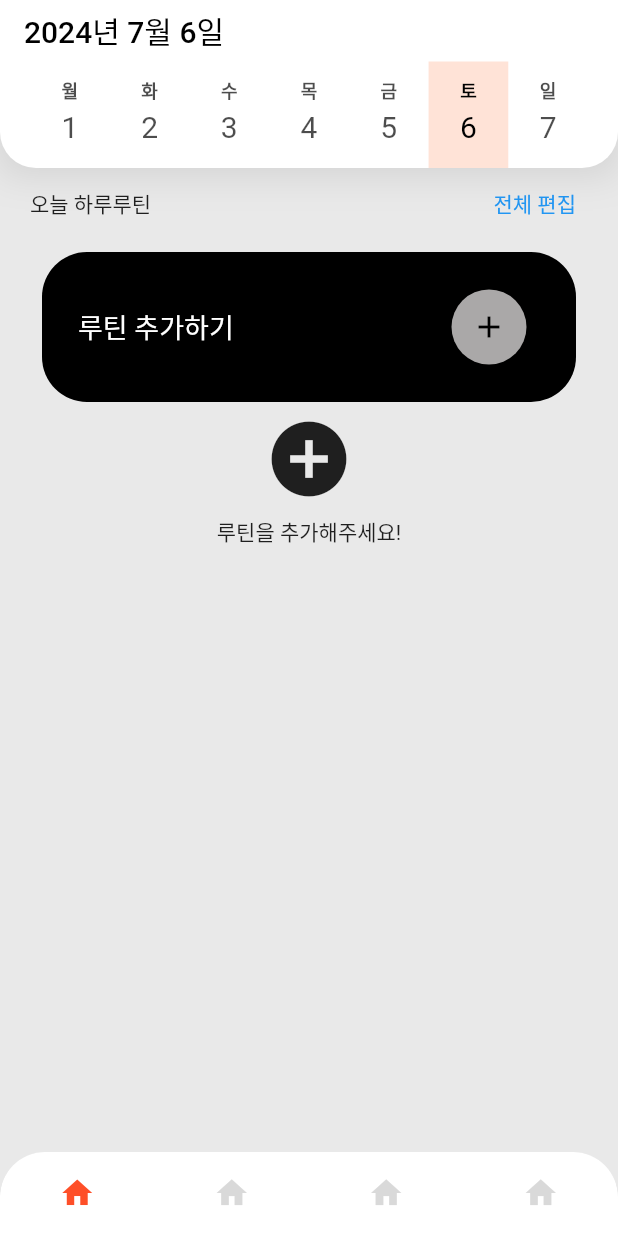
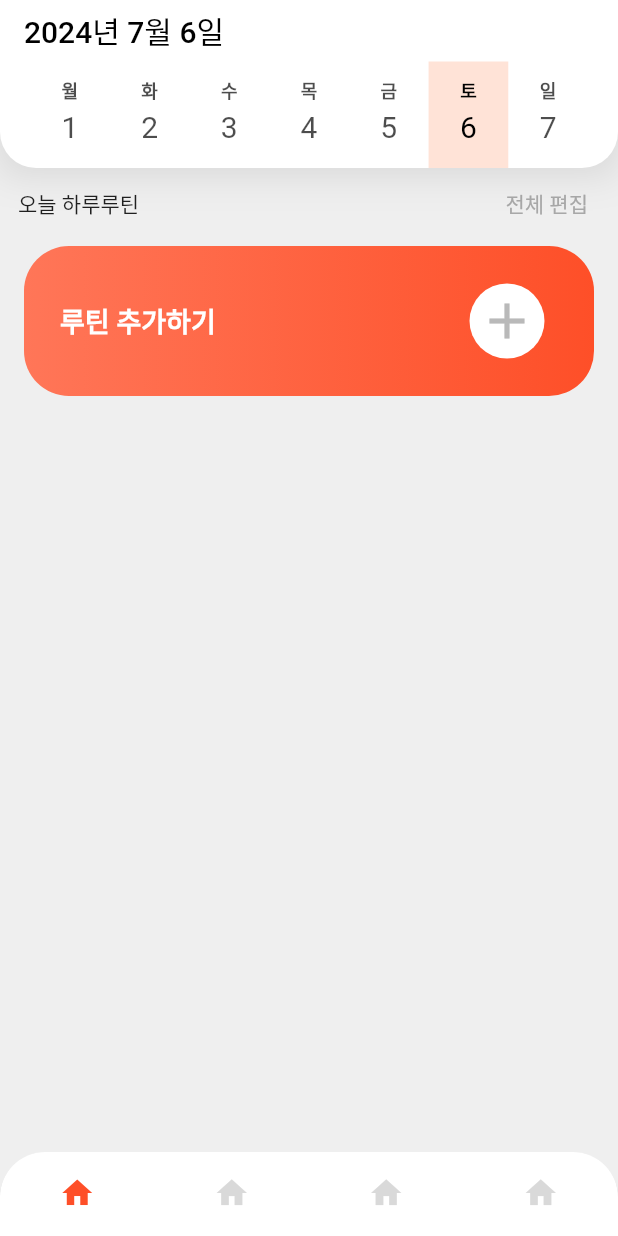
Before and after one commit to formart12/hatin-project, a Flutter app: the screen it shows after launch, on a phone screen of 412 x 824 dp. Run offline on Flutter 3.47's test engine with Material 3 defaults, Android fonts, the phone set to English and light mode, and no system bars.

Commit message:
루틴 뷰 루틴 추가 버튼 UI 완성

```diff
--- a/lib/main.dart
+++ b/lib/main.dart
@@ -21,7 +21,7 @@ class MyApp extends StatelessWidget {
             useMaterial3: false,
             highlightColor: Colors.transparent,
             splashColor: Colors.transparent,
-            scaffoldBackgroundColor: const Color(0xffe9e9e9),
+            scaffoldBackgroundColor: const Color(0xffefefef),
             appBarTheme: const AppBarTheme(
                 backgroundColor: Colors.white, foregroundColor: Colors.black),
             bottomNavigationBarTheme: const BottomNavigationBarThemeData(
--- a/lib/src/ui/routine/routine_view.dart
+++ b/lib/src/ui/routine/routine_view.dart
@@ -11,61 +11,38 @@ class _RoutineViewState extends State<RoutineView> {
   @override
   Widget build(BuildContext context) {
     return SingleChildScrollView(
-      child: Padding(
-        padding: const EdgeInsets.symmetric(horizontal: 20),
       child: Column(children: [
-          Row(
-            mainAxisAlignment: MainAxisAlignment.spaceBetween,
-            children: [
-              _todaylist(),
-              _listedit(),
-            ],
-          ),
-          _body(),
-          _checkroutine(),
+        _header(),
+        _addRoutin(),
       ]),
-      ),
     );
   }
 
-  Widget _todaylist() {
-    // 오늘 할 일
-    return const Text("오늘 하루루틴");
-  }
-
-  Widget _listedit() {
-    // 전체 편집 부분
-    return TextButton(
+  Widget _header() => Padding(
+        padding: const EdgeInsets.symmetric(horizontal: 12.0),
+        child: Row(
+          mainAxisAlignment: MainAxisAlignment.spaceBetween,
+          children: [
+            const Text("오늘 하루루틴"),
+            TextButton(
               onPressed: () {},
-      child: const Text("전체 편집"),
-    );
-  }
-
-  Widget _checkroutine() {
-    // 빈 화면을 채울 위젯
-    return const Column(
-      mainAxisAlignment: MainAxisAlignment.center,
-      children: [
-        Icon(
-          Icons.add_circle,
-          size: 60,
+              child: const Text(
+                "전체 편집",
+                style: TextStyle(color: Color(0xffa8a8a8)),
               ),
-        Padding(
-          padding: EdgeInsets.all(8.0),
-          child: Text("루틴을 추가해주세요!"),
             )
           ],
+        ),
       );
-  }
 
-  Widget _body() => Center(
-        child: Padding(
-          padding: const EdgeInsets.all(8.0),
+  Widget _addRoutin() => Padding(
+        padding: const EdgeInsets.symmetric(horizontal: 16.0, vertical: 4.0),
         child: Container(
           width: double.infinity,
           height: 100,
           decoration: BoxDecoration(
-              color: Colors.black,
+            gradient: const LinearGradient(
+                colors: [Color(0xffFF7658), Color(0xffFE4F28)]),
             borderRadius: BorderRadius.circular(30.0),
           ),
           child: Padding(
@@ -77,19 +54,13 @@ class _RoutineViewState extends State<RoutineView> {
                   padding: EdgeInsets.only(left: 16.0),
                   child: Text(
                     "루틴 추가하기",
-                      style: TextStyle(fontSize: 18.0, color: Colors.white),
+                    style: TextStyle(
+                        fontSize: 18.0,
+                        color: Colors.white,
+                        fontWeight: FontWeight.w600),
                   ),
                 ),
-                  _routinAddBtn()
-                ],
-              ),
-            ),
-          ),
-        ),
-      );
-
-  Widget _routinAddBtn() {
-    return Padding(
+                Padding(
                   padding: const EdgeInsets.only(right: 25.0),
                   child: GestureDetector(
                     onTap: () {
@@ -99,14 +70,18 @@ class _RoutineViewState extends State<RoutineView> {
                       width: 50,
                       height: 50,
                       decoration: const BoxDecoration(
-              color: Color.fromARGB(255, 170, 168, 168),
-              shape: BoxShape.circle),
+                          color: Colors.white, shape: BoxShape.circle),
                       child: const Icon(
                         Icons.add,
-            color: Colors.black,
+                        color: Color(0xffb9b9b9),
+                        size: 40,
+                      ),
+                    ),
+                  ),
+                ),
+              ],
             ),
           ),
         ),
       );
 }
-}
```
Lines whose indentation alone changed are shown as unchanged.
